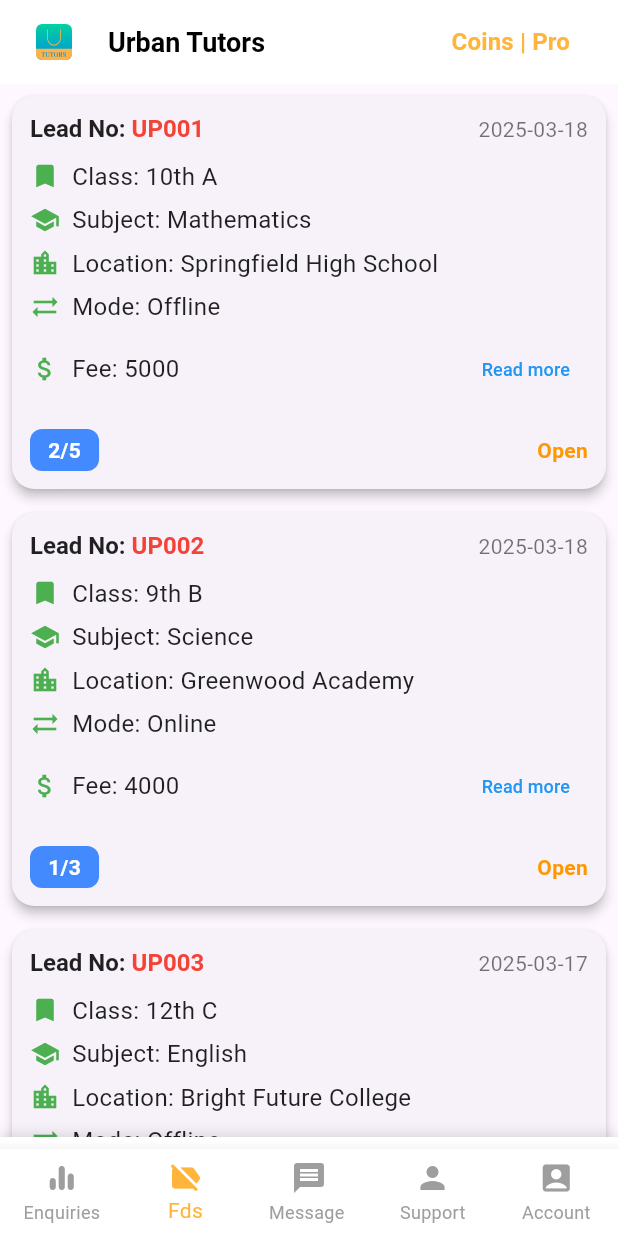
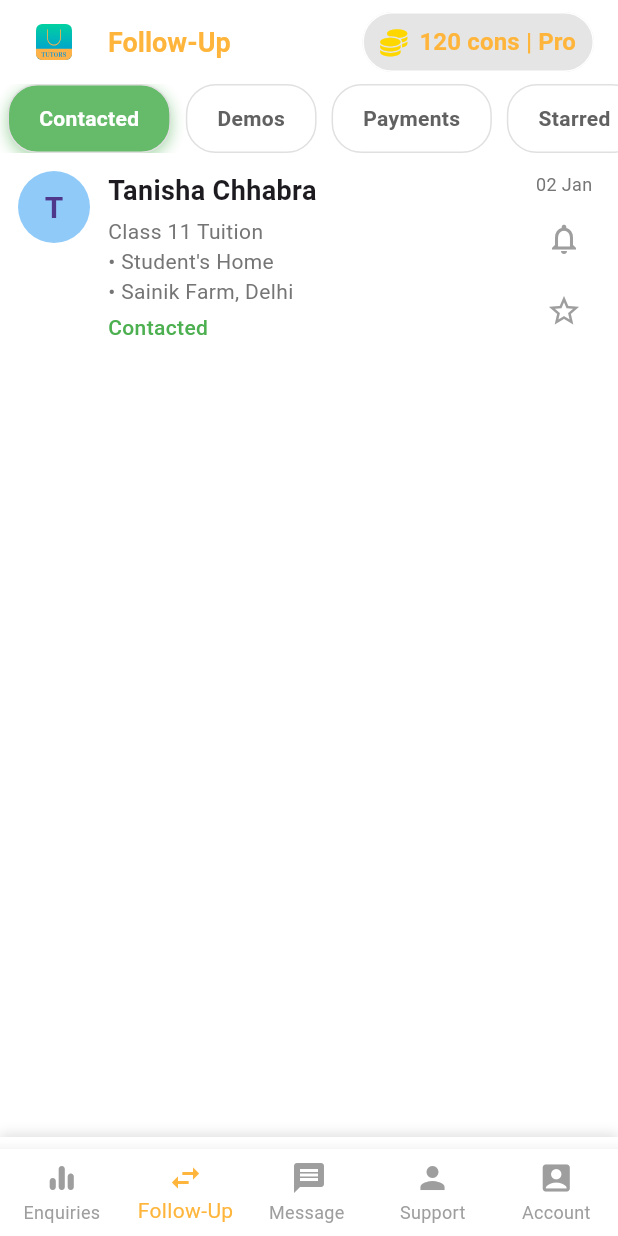
Before and after one commit to difmo/urbanpro, a Flutter app: the TeacherDashBoard screen opened by its route, item 2 of the bottom bar chosen, on a phone screen of 412 x 824 dp. Run offline on Flutter 3.47's test engine with Material 3 defaults, Android fonts, the phone set to English and light mode, and no system bars; our stand-ins replace animated_custom_dropdown, connectivity_plus, flutter_feather_icons, flutter_otp_text_field, flutter_svg, font_awesome_flutter and 4 more; accounts and stored records are empty.

Commit message:
save changes

```diff
--- /dev/null
+++ b/lib/models/teacher/follow_up_model.dart
@@ -0,0 +1,51 @@
+class FollowUpModel {
+  final String name;
+  final String studentClass;
+  final String mode;
+  final String location;
+  final String status;
+  final String date;
+  final String phoneNumber;
+  final String email;
+  final bool isStarred;
+
+  FollowUpModel({
+    required this.name,
+    required this.studentClass,
+    required this.mode,
+    required this.location,
+    required this.status,
+    required this.date,
+    required this.phoneNumber,
+    required this.email,
+    this.isStarred = false,
+  });
+
+  factory FollowUpModel.fromMap(Map<String, dynamic> map) {
+    return FollowUpModel(
+      name: map['name'] ?? '',
+      studentClass: map['class'] ?? '',
+      mode: map['mode'] ?? '',
+      location: map['location'] ?? '',
+      status: map['status'] ?? '',
+      date: map['date'] ?? '',
+      phoneNumber: map['phoneNumber'] ?? '',
+      email: map['email'] ?? '',
+      isStarred: map['isStarred'] ?? false,
+    );
+  }
+
+  Map<String, dynamic> toMap() {
+    return {
+      'name': name,
+      'class': studentClass,
+      'mode': mode,
+      'location': location,
+      'status': status,
+      'date': date,
+      'phoneNumber': phoneNumber,
+      'email': email,
+      'isStarred': isStarred,
+    };
+  }
+}
--- /dev/null
+++ b/lib/services/teacher/follow_up_service.dart
@@ -0,0 +1,50 @@
+import 'package:URBANPRO/models/teacher/follow_up_model.dart';
+
+class FollowUpService {
+  static List<FollowUpModel> getStudents() {
+    return [
+      FollowUpModel(
+        name: 'Tanisha Chhabra',
+        studentClass: 'Class 11 Tuition',
+        mode: "Student's Home",
+        location: 'Sainik Farm, Delhi',
+        status: 'Contacted',
+        date: '02 Jan',
+        phoneNumber: '9876543210',
+        email: 'tanisha@example.com',
+        isStarred: true,
+      ),
+      FollowUpModel(
+        name: 'Saif Suhail',
+        studentClass: 'Class 11 Tuition',
+        mode: 'Online Class',
+        location: 'Tri Nagar, Delhi',
+        status: 'Demo',
+        date: '24/08/2024',
+        phoneNumber: '9123456789',
+        email: 'saif@example.com',
+      ),
+      FollowUpModel(
+        name: 'Ashvik',
+        studentClass: 'Class 11 Tuition',
+        mode: "Student's Home",
+        location: 'Khanpur, Delhi',
+        status: 'Payment',
+        date: '24/08/2024',
+        phoneNumber: '8765432109',
+        email: 'ashvik@example.com',
+        isStarred: true,
+      ),
+      FollowUpModel(
+        name: 'Shweta Sharma',
+        studentClass: 'Class 11 Tuition',
+        mode: 'Online Class',
+        location: 'Tri Nagar, Delhi',
+        status: 'Enquiry',
+        date: '22/08/2024',
+        phoneNumber: '9988776655',
+        email: 'shweta@example.com',
+      ),
+    ];
+  }
+}
--- a/lib/views/dashboard/teacher_dashboard.dart
+++ b/lib/views/dashboard/teacher_dashboard.dart
@@ -1,7 +1,7 @@
 import 'package:URBANPRO/views/teacher/account_screen.dart';
 import 'package:URBANPRO/views/teacher/enquiries_screen.dart';
+import 'package:URBANPRO/views/teacher/follow_up_screen.dart';
 import 'package:URBANPRO/views/teacher/teacher_chat_support_screen.dart';
-import 'package:URBANPRO/views/widgets/drawer.dart';
 import 'package:URBANPRO/views/widgets/teacher_bottom_bar.dart';
 import 'package:flutter/material.dart';
 
@@ -17,7 +17,7 @@ class _TeacherDashBoard extends State<TeacherDashBoard> {
   int _selectedIndex = 0;
   final List<Widget> screens = [
     EnquiriesScreen(),
-    EnquiriesScreen(),
+    FollowUpScreen(),
     EnquiriesScreen(),
     TeacherChatSupportScreen(),
     AccountScreen()
@@ -33,10 +33,6 @@ class _TeacherDashBoard extends State<TeacherDashBoard> {
   Widget build(BuildContext context) {
     return Scaffold(
       key: _scaffoldKey,
-      drawer: CustomDrawer(
-        userName: '',
-        userImage: '',
-      ),
       backgroundColor: Colors.white,
       body: screens[_selectedIndex],
       bottomNavigationBar: TeacherBottomNavigationBar(
--- /dev/null
+++ b/lib/views/teacher/follow_up_screen copy.dart
@@ -0,0 +1,166 @@
+import 'package:flutter/material.dart';
+
+class FollowUp {
+  final String name;
+  final String classInfo;
+  final String location;
+  final String type;
+  final String status;
+  final String date;
+  final String avatar;
+
+  FollowUp({
+    required this.name,
+    required this.classInfo,
+    required this.location,
+    required this.type,
+    required this.status,
+    required this.date,
+    required this.avatar,
+  });
+}
+
+class FollowUpScreen extends StatefulWidget {
+  @override
+  State<FollowUpScreen> createState() => _FollowUpScreenState();
+}
+
+class _FollowUpScreenState extends State<FollowUpScreen> {
+  final TextEditingController _searchController = TextEditingController();
+  final ScrollController _scrollController = ScrollController();
+  List<FollowUp> _followUpsList = [];
+  List<FollowUp> _filteredFollowUps = [];
+  int _page = 0;
+  bool _isLoadingMore = false;
+
+  @override
+  void initState() {
+    super.initState();
+    _loadMoreFollowUps();
+    _scrollController.addListener(() {
+      if (_scrollController.position.pixels ==
+              _scrollController.position.maxScrollExtent &&
+          !_isLoadingMore) {
+        _loadMoreFollowUps();
+      }
+    });
+  }
+
+  Future<void> _loadMoreFollowUps() async {
+    setState(() => _isLoadingMore = true);
+
+    List<FollowUp> newFollowUps = List.generate(
+      10,
+      (index) => FollowUp(
+        name: "Student ${_page * 10 + index + 1}",
+        classInfo: "Class 11 Tuition",
+        location: "Delhi",
+        type: "Online Class 💻",
+        status: "Enquiry",
+        date: "02 Jan",
+        avatar: "S",
+      ),
+    );
+
+    setState(() {
+      _page++;
+      _isLoadingMore = false;
+      _followUpsList.addAll(newFollowUps);
+      _filteredFollowUps = _followUpsList;
+    });
+  }
+
+  void _filterFollowUps(String query) {
+    setState(() {
+      _filteredFollowUps = _followUpsList.where((followUp) {
+        return followUp.name.toLowerCase().contains(query.toLowerCase()) ||
+            followUp.classInfo.toLowerCase().contains(query.toLowerCase());
+      }).toList();
+    });
+  }
+
+  Future<void> _refreshFollowUps() async {
+    setState(() {
+      _page = 0;
+      _followUpsList.clear();
+      _loadMoreFollowUps();
+    });
+  }
+
+  Widget _buildFollowUpItem(FollowUp followUp) {
+    return ListTile(
+      leading: CircleAvatar(child: Text(followUp.avatar)),
+      title: Text(followUp.name),
+      subtitle: Text("${followUp.classInfo} - ${followUp.status}"),
+      trailing: Text(followUp.date),
+    );
+  }
+
+  @override
+  Widget build(BuildContext context) {
+    return Scaffold(
+      appBar: AppBar(title: const Text('Follow Ups')),
+      body: Column(
+        children: [
+          Padding(
+            padding: const EdgeInsets.all(8.0),
+            child: TextField(
+              controller: _searchController,
+              onChanged: _filterFollowUps,
+              decoration: InputDecoration(
+                hintText: 'Search follow-ups...',
+                prefixIcon: const Icon(Icons.search),
+                border:
+                    OutlineInputBorder(borderRadius: BorderRadius.circular(20)),
+              ),
+            ),
+          ),
+          Expanded(
+            child: RefreshIndicator(
+              onRefresh: _refreshFollowUps,
+              child: ListView.builder(
+                controller: _scrollController,
+                itemCount: _filteredFollowUps.length + 1,
+                itemBuilder: (context, index) {
+                  if (index == _filteredFollowUps.length) {
+                    return _isLoadingMore
+                        ? const Center(child: CircularProgressIndicator())
+                        : const SizedBox.shrink();
+                  }
+
+                  final followUp = _filteredFollowUps[index];
+                  return Dismissible(
+                    key: Key(followUp.name),
+                    direction: DismissDirection.endToStart,
+                    background: Container(
+                      color: Colors.red,
+                      alignment: Alignment.centerRight,
+                      padding: const EdgeInsets.symmetric(horizontal: 20),
+                      child: const Icon(Icons.delete, color: Colors.white),
+                    ),
+                    onDismissed: (direction) {
+                      setState(() => _filteredFollowUps.removeAt(index));
+                      ScaffoldMessenger.of(context).showSnackBar(
+                        SnackBar(
+                            content:
+                                Text('${followUp.name} marked as completed!')),
+                      );
+                    },
+                    child: _buildFollowUpItem(followUp),
+                  );
+                },
+              ),
+            ),
+          ),
+        ],
+      ),
+    );
+  }
+
+  @override
+  void dispose() {
+    _searchController.dispose();
+    _scrollController.dispose();
+    super.dispose();
+  }
+}
--- /dev/null
+++ b/lib/views/teacher/follow_up_screen.dart
@@ -0,0 +1,139 @@
+// screens/followup_screen.dart
+import 'package:URBANPRO/services/teacher/follow_up_service.dart';
+import 'package:URBANPRO/utils/theme_constants.dart';
+import 'package:URBANPRO/views/widgets/custom_app_bar.dart';
+import 'package:URBANPRO/views/widgets/teacher/FolloupCard.dart';
+import 'package:flutter/material.dart';
+import 'package:URBANPRO/models/teacher/follow_up_model.dart';
+import 'package:flutter/services.dart';
+
+class FollowUpScreen extends StatefulWidget {
+  @override
+  State<FollowUpScreen> createState() => _FollowUpScreenState();
+}
+
+class _FollowUpScreenState extends State<FollowUpScreen> {
+  final GlobalKey<ScaffoldState> _scaffoldKey = GlobalKey<ScaffoldState>();
+  int _selectedIndex = 1;
+  int _activeTabIndex = 0;
+  final List<String> tabs = ['Contacted', 'Demos', 'Payments', 'Starred'];
+  List<FollowUpModel> followups = FollowUpService.getStudents();
+  List<FollowUpModel> filteredFollowups = [];
+
+  @override
+  void initState() {
+    super.initState();
+    SystemChrome.setSystemUIOverlayStyle(const SystemUiOverlayStyle(
+      statusBarColor: Color(0xFF4A90E2), // Your desired color
+      statusBarIconBrightness:
+          Brightness.light, // Light icons (for dark backgrounds)
+      statusBarBrightness: Brightness.dark, // For iOS
+    ));
+    _applyFilter(); // Apply default filter on load
+  }
+
+  void _onTabTapped(int index) {
+    setState(() {
+      _activeTabIndex = index;
+      _applyFilter();
+    });
+  }
+
+  void _applyFilter() {
+    setState(() {
+      String selectedTab = tabs[_activeTabIndex].toLowerCase();
+
+      // Filter logic based on selected tab
+      filteredFollowups = followups.where((fllowup) {
+        switch (selectedTab) {
+          case 'contacted':
+            return fllowup.status.toLowerCase() == 'contacted';
+          case 'demos':
+            return fllowup.status.toLowerCase() == 'demo';
+          case 'payments':
+            return fllowup.status.toLowerCase() == 'payment';
+          case 'starred':
+            return fllowup.isStarred ?? false;
+          default:
+            return true;
+        }
+      }).toList();
+    });
+  }
+
+  @override
+  Widget build(BuildContext context) {
+    return Scaffold(
+      backgroundColor: ThemeConstants.white,
+      appBar: CustomAppBar(
+        title: "Follow-Up",
+        scaffoldKey: _scaffoldKey,
+        backgroundColor: ThemeConstants.white,
+      ),
+      body: Column(
+        children: [
+          // Horizontal tabs
+          SingleChildScrollView(
+            scrollDirection: Axis.horizontal,
+            physics: const BouncingScrollPhysics(),
+            child: Row(
+              children: List.generate(
+                tabs.length,
+                (index) => GestureDetector(
+                  onTap: () => _onTabTapped(index),
+                  child: Container(
+                    padding: const EdgeInsets.symmetric(
+                        vertical: 12, horizontal: 20),
+                    margin: const EdgeInsets.symmetric(horizontal: 5),
+                    decoration: BoxDecoration(
+                      color: index == _activeTabIndex
+                          ? Colors.green[400]
+                          : Colors.white,
+                      borderRadius: BorderRadius.circular(20),
+                      boxShadow: index == _activeTabIndex
+                          ? [
+                              BoxShadow(
+                                color: Colors.green.withOpacity(0.5),
+                                blurRadius: 8,
+                                offset: const Offset(0, 3),
+                              )
+                            ]
+                          : [],
+                      border: Border.all(color: Colors.grey[300]!),
+                    ),
+                    child: Text(
+                      tabs[index],
+                      style: TextStyle(
+                        color: index == _activeTabIndex
+                            ? Colors.white
+                            : Colors.grey[700],
+                        fontWeight: FontWeight.bold,
+                      ),
+                    ),
+                  ),
+                ),
+              ),
+            ),
+          ),
+
+          // Student list
+          Expanded(
+            child: filteredFollowups.isNotEmpty
+                ? ListView.builder(
+                    itemCount: filteredFollowups.length,
+                    itemBuilder: (context, index) {
+                      return FollowUpCard(followUp: filteredFollowups[index]);
+                    },
+                  )
+                : Center(
+                    child: Text(
+                      "No data found",
+                      style: TextStyle(color: Colors.grey[600], fontSize: 16),
+                    ),
+                  ),
+          ),
+        ],
+      ),
+    );
+  }
+}
--- a/lib/views/widgets/custom_app_bar.dart
+++ b/lib/views/widgets/custom_app_bar.dart
@@ -1,14 +1,26 @@
 import 'package:URBANPRO/utils/theme_constants.dart';
 import 'package:URBANPRO/views/widgets/applogo.dart';
 import 'package:flutter/material.dart';
+import 'package:font_awesome_flutter/font_awesome_flutter.dart';
 
 class CustomAppBar extends StatelessWidget implements PreferredSizeWidget {
   final GlobalKey<ScaffoldState> scaffoldKey;
+  final int notificationCount;
+  final Color? backgroundColor;
+  final Color? actionBarColor; // New: Color for action bar only
+  final String? title;
 
-  const CustomAppBar({super.key, required this.scaffoldKey});
+  const CustomAppBar({
+    super.key,
+    required this.scaffoldKey,
+    this.notificationCount = 1,
+    this.backgroundColor,
+    this.actionBarColor,
+    this.title,
+  });
 
   @override
-  Size get preferredSize => Size.fromHeight(kToolbarHeight);
+  Size get preferredSize => const Size.fromHeight(kToolbarHeight);
 
   @override
   Widget build(BuildContext context) {
@@ -19,56 +31,70 @@ class CustomAppBar extends StatelessWidget implements PreferredSizeWidget {
         elevation: 0,
         flexibleSpace: Container(
           decoration: BoxDecoration(
-            gradient: LinearGradient(
-              begin: Alignment.topLeft,
-              end: Alignment.bottomRight,
-              colors: [
-                const Color.fromARGB(255, 255, 255, 255),
-                const Color.fromARGB(255, 255, 255, 255)
-              ],
-            ),
-            borderRadius: BorderRadius.only(),
+            gradient: backgroundColor == null
+                ? const LinearGradient(
+                    begin: Alignment.topLeft,
+                    end: Alignment.bottomRight,
+                    colors: [
+                      Color(0xFF4A90E2), // Smooth blue gradient
+                      Color(0xFF50E3C2),
+                    ],
+                  )
+                : null,
+            color: backgroundColor ?? Colors.white,
           ),
         ),
         leading: IconButton(
           icon: Container(
-              padding: EdgeInsets.only(left: 16), child: Applogo(width: 48)),
+            padding: const EdgeInsets.only(left: 16),
+            child: Applogo(width: 48),
+          ),
           onPressed: () {
             scaffoldKey.currentState?.openDrawer();
           },
         ),
-        title: const Text(
-          'Urban Tutors',
+        title: Text(
+          title!,
           style: TextStyle(
-            color: Colors.black,
+            color: ThemeConstants.secondaryColor,
             fontWeight: FontWeight.bold,
             fontSize: 18,
           ),
         ),
         actions: <Widget>[
-          Padding(
-            padding: const EdgeInsets.only(right: 8.0),
-            child: OutlinedButton(
+          // Coins button with icon
+          Container(
+            padding: const EdgeInsets.symmetric(horizontal: 8),
+            color: actionBarColor ?? Colors.transparent, // Action bar color
+            child: OutlinedButton.icon(
               onPressed: () {},
               style: OutlinedButton.styleFrom(
                 side: BorderSide(color: Colors.white),
+                backgroundColor: Colors.black.withOpacity(0.1), // Slight tint
                 shape: RoundedRectangleBorder(
-                  borderRadius: BorderRadius.circular(30), // Border radius
+                  borderRadius: BorderRadius.circular(30),
                 ),
-                // padding: EdgeInsets.symmetric(horizontal: 20, vertical:0), // Optional padding
+                padding:
+                    const EdgeInsets.symmetric(horizontal: 12, vertical: 8),
               ),
-              child: Text(
-                'Coins | Pro',
+              icon: const Icon(
+                FontAwesomeIcons.coins,
+                color: Color(0xFFFFD700),
+                size: 18,
+              ),
+              label: const Text(
+                '120 cons | Pro',
                 style: TextStyle(
-                  color: ThemeConstants.secondaryColor, // Text color
+                  color: ThemeConstants.secondaryColor,
                   fontWeight: FontWeight.bold,
-                  fontSize: 16, // Adjust text size
+                  fontSize: 16,
                 ),
               ),
             ),
           ),
 
-          // Notifications Button
+          // Optional notification button
+          const SizedBox(width: 8),
         ],
       ),
     );
--- a/lib/views/widgets/custom_appbar.dart
+++ b/lib/views/widgets/custom_appbar.dart
@@ -9,6 +9,7 @@ class CustomAppBar extends StatelessWidget implements PreferredSizeWidget {
     super.key,
     required this.title,
     this.showBackButton = true,
+    required GlobalKey<ScaffoldState> scaffoldKey,
   });
 
   @override
--- /dev/null
+++ b/lib/views/widgets/teacher/FolloupCard.dart
@@ -0,0 +1,96 @@
+import 'package:URBANPRO/models/teacher/follow_up_model.dart';
+import 'package:flutter/material.dart';
+
+class FollowUpCard extends StatelessWidget {
+  final FollowUpModel followUp;
+
+  const FollowUpCard({Key? key, required this.followUp}) : super(key: key);
+
+  @override
+  Widget build(BuildContext context) {
+    return Padding(
+      padding: const EdgeInsets.all(12),
+      child: Row(
+        crossAxisAlignment: CrossAxisAlignment.start,
+        children: [
+          // Avatar
+          CircleAvatar(
+            radius: 24,
+            child: Text(
+              followUp.name[0].toUpperCase(),
+              style: const TextStyle(fontSize: 20, fontWeight: FontWeight.bold),
+            ),
+            backgroundColor: Colors.blue[200],
+          ),
+          const SizedBox(width: 12),
+
+          // Details Column
+          Expanded(
+            child: Column(
+              crossAxisAlignment: CrossAxisAlignment.start,
+              children: [
+                Text(
+                  followUp.name,
+                  style: const TextStyle(
+                    fontWeight: FontWeight.bold,
+                    fontSize: 18,
+                  ),
+                ),
+                const SizedBox(height: 4),
+                Text(
+                  '${followUp.studentClass}',
+                  style: TextStyle(color: Colors.grey[600], fontSize: 14),
+                  overflow: TextOverflow.ellipsis,
+                  maxLines: 1,
+                ),
+                Text(
+                  '• ${followUp.mode} ',
+                  style: TextStyle(color: Colors.grey[600], fontSize: 14),
+                  overflow: TextOverflow.ellipsis,
+                  maxLines: 1,
+                ),
+                Text(
+                  '• ${followUp.location}',
+                  style: TextStyle(color: Colors.grey[600], fontSize: 14),
+                  overflow: TextOverflow.ellipsis,
+                  maxLines: 1,
+                ),
+                const SizedBox(height: 4),
+                Text(
+                  followUp.status,
+                  style: TextStyle(
+                    color: followUp.status.toLowerCase() == 'pending'
+                        ? Colors.orange
+                        : Colors.green,
+                    fontWeight: FontWeight.w500,
+                  ),
+                ),
+              ],
+            ),
+          ),
+
+          // Trailing icons and date
+          Column(
+            children: [
+              Text(
+                followUp.date,
+                style: TextStyle(color: Colors.grey[600], fontSize: 12),
+              ),
+              const SizedBox(height: 4),
+              IconButton(
+                onPressed: () {},
+                icon: const Icon(Icons.notifications_none),
+                color: Colors.grey,
+              ),
+              IconButton(
+                onPressed: () {},
+                icon: const Icon(Icons.star_border),
+                color: Colors.grey,
+              ),
+            ],
+          ),
+        ],
+      ),
+    );
+  }
+}
--- a/lib/views/widgets/teacher_bottom_bar.dart
+++ b/lib/views/widgets/teacher_bottom_bar.dart
@@ -41,8 +41,8 @@ class TeacherBottomNavigationBar extends StatelessWidget {
             label: 'Enquiries',
           ),
           const BottomNavigationBarItem(
-            icon: Icon(Icons.label_off_rounded),
-            label: 'Fds',
+            icon: Icon(Icons.swap_horiz),
+            label: 'Follow-Up',
           ),
           const BottomNavigationBarItem(
             icon: Icon(Icons.message),
--- a/pubspec.yaml
+++ b/pubspec.yaml
@@ -25,6 +25,7 @@ dependencies:
   url_launcher: ^6.3.1
   google_fonts: ^6.2.1
   flutter_feather_icons: ^2.0.0+1
+  font_awesome_flutter: ^10.8.0
 
 dev_dependencies:
   flutter_test:
```
Also changed, not shown: lib/main.dart (+10 -0 lines), lib/views/teacher/enquiries_screen.dart (+18 -29 lines), pubspec.lock.
